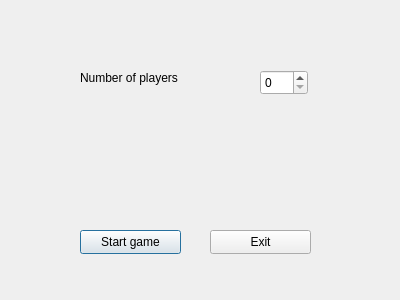
Before: the Qt Designer form UI/dialog.ui in Sakujii/islandgame, drawn with Qt 5.
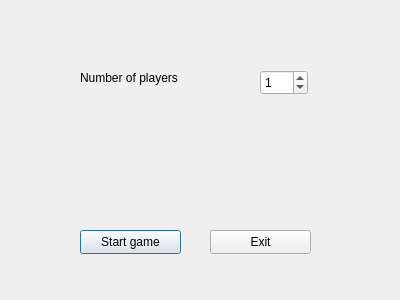
After: the same form once the commit is applied.

The edit to the form file:
```diff
--- a/UI/dialog.ui
+++ b/UI/dialog.ui
@@ -35,6 +35,24 @@
      <height>25</height>
     </rect>
    </property>
+   <property name="suffix">
+    <string/>
+   </property>
+   <property name="prefix">
+    <string/>
+   </property>
+   <property name="minimum">
+    <number>0</number>
+   </property>
+   <property name="maximum">
+    <number>3</number>
+   </property>
+   <property name="value">
+    <number>1</number>
+   </property>
+   <property name="displayIntegerBase">
+    <number>10</number>
+   </property>
   </widget>
   <widget class="QPushButton" name="startButton">
    <property name="geometry">
```
